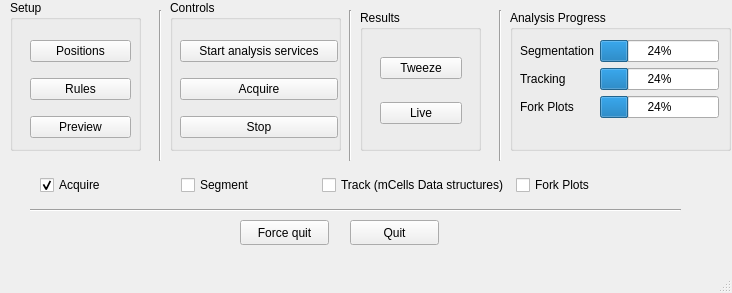
Before: the Qt Designer form rtclient/ui/qt_ui_files/main.ui in karempudi/rtclient, drawn with Qt 5.
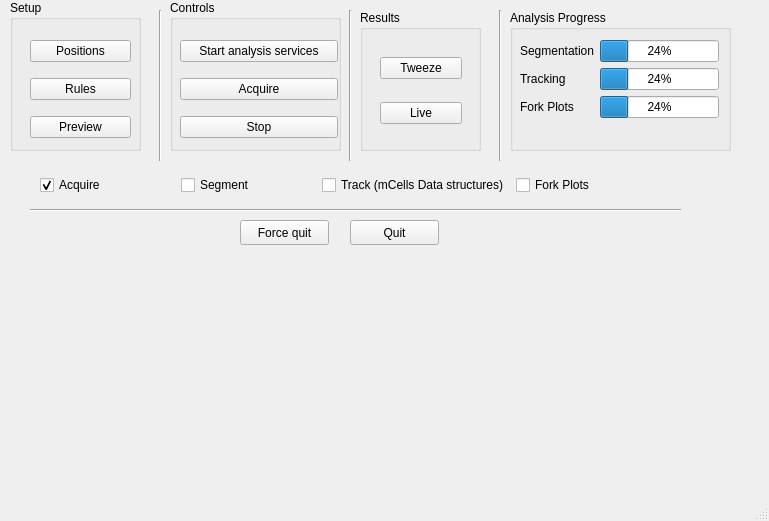
After: the same form once the commit is applied.

The edit to the form file:
```diff
--- a/rtclient/ui/qt_ui_files/main.ui
+++ b/rtclient/ui/qt_ui_files/main.ui
@@ -6,8 +6,8 @@
    <rect>
     <x>0</x>
     <y>0</y>
-    <width>732</width>
-    <height>293</height>
+    <width>769</width>
+    <height>521</height>
    </rect>
   </property>
   <property name="windowTitle">
```
Left out of the diff: 2 changed lines with no effect on the pictures.
